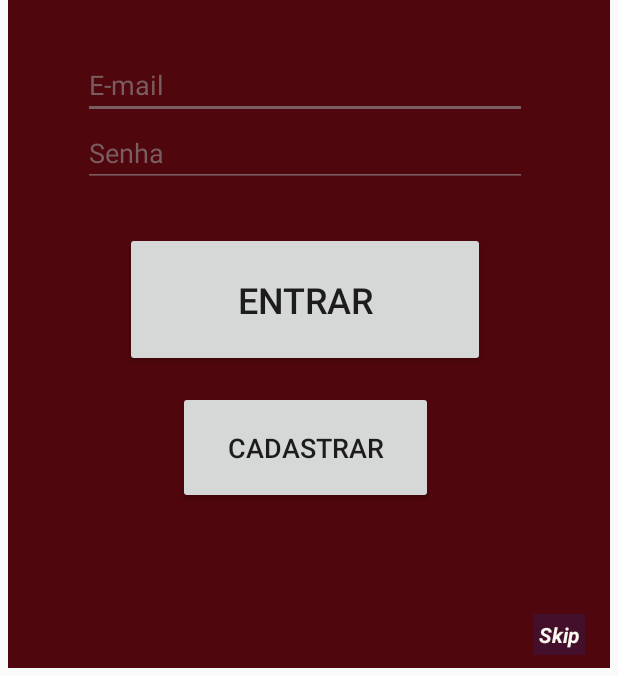
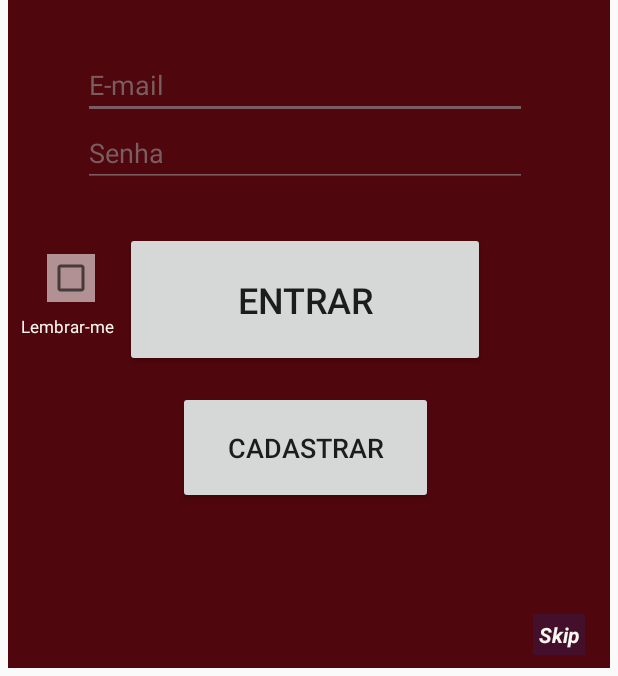
Before and after one commit to lucasSaints/RoomControl, an Android app: the screen it shows after launch (LoginActivity), on a phone screen of 412 x 824 dp, the part 560-1236 px from its top. Run offline under Robolectric (Android 15) with nearby library versions, the phone set to English and light mode, and no system bars.

Commit message:
minor updates

```diff
--- a/RoomControl/app/src/main/java/com/wise/roomcontrol/LoginActivity.java
+++ b/RoomControl/app/src/main/java/com/wise/roomcontrol/LoginActivity.java
@@ -1,10 +1,12 @@
 package com.wise.roomcontrol;
 
 import android.content.Intent;
+import android.content.SharedPreferences;
 import android.os.Bundle;
 import android.util.Log;
 import android.view.View;
 import android.widget.Button;
+import android.widget.CheckBox;
 import android.widget.EditText;
 import android.widget.TextView;
 import android.widget.Toast;
@@ -14,18 +16,37 @@ import androidx.appcompat.app.AppCompatActivity;
 
 import com.wise.roomcontrol.classes.User;
 
+import org.json.JSONArray;
+import org.json.JSONObject;
+
+import java.util.ArrayList;
+import java.util.List;
+
 public class LoginActivity extends AppCompatActivity {
 
     private EditText campoLogin;
     private EditText campoSenha;
     final private Dao dao=new Dao();
+    private SharedPreferences prefs;
+    private SharedPreferences.Editor editor;
 
     @Override
     protected void onCreate(@Nullable Bundle savedInstanceState) {
         super.onCreate(savedInstanceState);
+        prefs=getApplicationContext().getSharedPreferences("Descartes",MODE_PRIVATE);
+        editor=prefs.edit();
         setContentView(R.layout.activity_login);
         campoLogin=findViewById(R.id.email);
         campoSenha=findViewById(R.id.password);
+        final CheckBox caixa=findViewById(R.id.checkBox);
+        try{
+            if(prefs.getBoolean("lembrarme",false)) {
+                campoLogin.setText(prefs.getString("email", null));
+                campoSenha.setText(prefs.getString("senha", null));
+            }
+        }catch (Exception e){
+            e.printStackTrace();
+        }
         final Button botaologin = findViewById(R.id.login);
         botaologin.setOnClickListener(new View.OnClickListener() {
             @Override
@@ -35,11 +56,30 @@ public class LoginActivity extends AppCompatActivity {
                     String password = campoSenha.getText().toString();
                     Log.i("teste", "login: "+login+"    senha: "+password);
                     if(dao.validaLogin(login, password)) {
-                        startActivity(new Intent(LoginActivity.this, MainActivity.class));
+                        try{
+                            String[] a1={"email"};
+                            String[] a2={campoLogin.getText().toString()};
+                            JSONObject obj = new JSONObject(dao.ServerInOutput(false, "usuario/getByEmail", a1, a2));
+                            int id=obj.getInt("id");
+                            String nome = obj.getString("nome");
+                            System.out.println(nome);
+                            int emp = obj.getJSONObject("idOrganizacao").getInt("id");
+                            System.out.println(emp);
+                            dao.logado = new User(campoLogin.getText().toString(),campoSenha.getText().toString(),nome,emp,id);
+                            editor.putString("email",campoLogin.getText().toString());
+                            editor.putString("senha",campoSenha.getText().toString());
+                            if(caixa.isChecked()){
+                                editor.putBoolean("lembrarme",true);
+                            }
+                            editor.commit();
+                            startActivity(new Intent(LoginActivity.this, MainActivity.class));
+                        }catch (Exception e){
+                            e.printStackTrace();
+                        }
                     }else
                         Toast.makeText(LoginActivity.this, R.string.login_failed, Toast.LENGTH_SHORT).show();
                 }else {
-                    Toast.makeText(LoginActivity.this, R.string.login_failed, Toast.LENGTH_SHORT).show();
+                    Toast.makeText(LoginActivity.this, R.string.login_failed+". Preencha corretamente os campos", Toast.LENGTH_SHORT).show();
                 }
             }
         });
@@ -54,8 +94,18 @@ public class LoginActivity extends AppCompatActivity {
         skipper.setOnClickListener(new View.OnClickListener() {
             @Override
             public void onClick(View v) {
+                dao.logado=null;
                 startActivity(new Intent(LoginActivity.this, MainActivity.class));
             }
         });
     }
+
+    @Override
+    protected void onResume() {
+        super.onResume();
+        if(dao.logado!=null){
+            Toast.makeText(LoginActivity.this,"Sessão finalizada. Favor logar novamente",Toast.LENGTH_LONG);
+            dao.logado=null;
+        }
+    }
 }
--- a/RoomControl/app/src/main/res/layout/activity_login.xml
+++ b/RoomControl/app/src/main/res/layout/activity_login.xml
@@ -91,6 +91,32 @@
                 app:layout_constraintStart_toStartOf="@+id/password"
                 app:layout_constraintTop_toBottomOf="@+id/login" />
 
+            <CheckBox
+                android:id="@+id/checkBox"
+                android:layout_width="wrap_content"
+                android:layout_height="wrap_content"
+                android:background="@color/colorGreyText"
+                app:layout_constraintBottom_toBottomOf="@+id/login"
+                app:layout_constraintEnd_toStartOf="@+id/login"
+                app:layout_constraintHorizontal_bias="0.607"
+                app:layout_constraintStart_toStartOf="parent"
+                app:layout_constraintTop_toBottomOf="@+id/password"
+                app:layout_constraintVertical_bias="0.511" />
+
+            <TextView
+                android:id="@+id/textView2"
+                android:layout_width="wrap_content"
+                android:layout_height="wrap_content"
+                android:text="Lembrar-me"
+                android:textColor="@color/colorText"
+                android:textSize="11sp"
+                app:layout_constraintBottom_toBottomOf="@+id/login"
+                app:layout_constraintEnd_toStartOf="@+id/login"
+                app:layout_constraintHorizontal_bias="0.666"
+                app:layout_constraintStart_toStartOf="parent"
+                app:layout_constraintTop_toBottomOf="@+id/checkBox"
+                app:layout_constraintVertical_bias="0.31" />
+
         </androidx.constraintlayout.widget.ConstraintLayout>
     </ScrollView>
 
```
